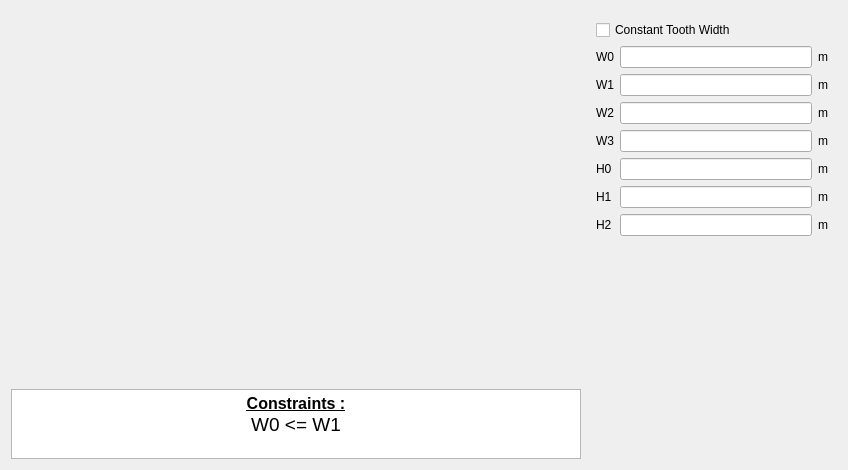
Qt form pyleecan/GUI/Dialog/DMachineSetup/SWSlot/PWSlot23/PWSlot23.ui (Eomys/pyleecan) before a commit.
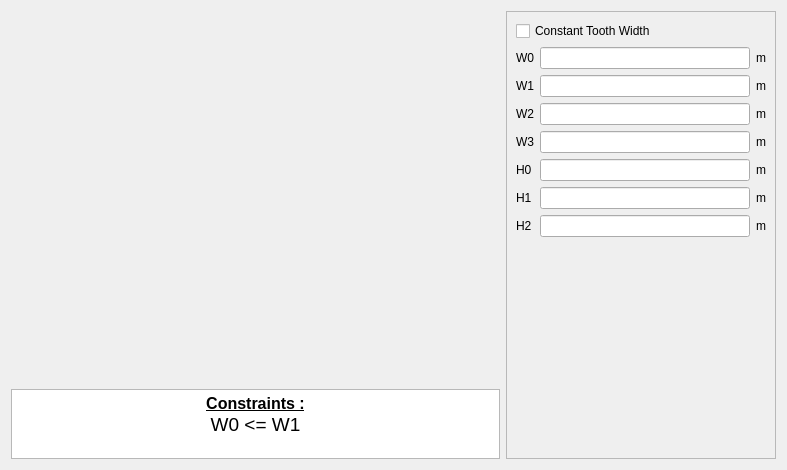
The same form after that commit. Icons and pictures are not drawn. Custom widgets are drawn as their Qt base class.

Commit message: [CO] Scroll widget for right column

```diff
--- a/pyleecan/GUI/Dialog/DMachineSetup/SWSlot/PWSlot23/PWSlot23.ui
+++ b/pyleecan/GUI/Dialog/DMachineSetup/SWSlot/PWSlot23/PWSlot23.ui
@@ -6,7 +6,7 @@
    <rect>
     <x>0</x>
     <y>0</y>
-    <width>848</width>
+    <width>787</width>
     <height>470</height>
    </rect>
   </property>
@@ -86,18 +86,30 @@
     </layout>
    </item>
    <item>
-    <widget class="QWidget" name="widget" native="true">
+    <widget class="QScrollArea" name="scrollArea">
      <property name="minimumSize">
       <size>
-       <width>250</width>
+       <width>270</width>
        <height>0</height>
       </size>
      </property>
      <property name="maximumSize">
       <size>
-       <width>250</width>
+       <width>270</width>
        <height>16777215</height>
       </size>
+     </property>
+     <property name="widgetResizable">
+      <bool>true</bool>
+     </property>
+     <widget class="QWidget" name="scrollAreaWidgetContents">
+      <property name="geometry">
+       <rect>
+        <x>0</x>
+        <y>0</y>
+        <width>268</width>
+        <height>446</height>
+       </rect>
      </property>
      <layout class="QVBoxLayout" name="verticalLayout">
       <item>
@@ -248,6 +260,7 @@
       </item>
      </layout>
     </widget>
+    </widget>
    </item>
   </layout>
  </widget>
```
Left out of the diff: 1 changed line with no effect on the pictures. Lines whose indentation alone changed are shown as unchanged. The commit also changes 84 other files.
